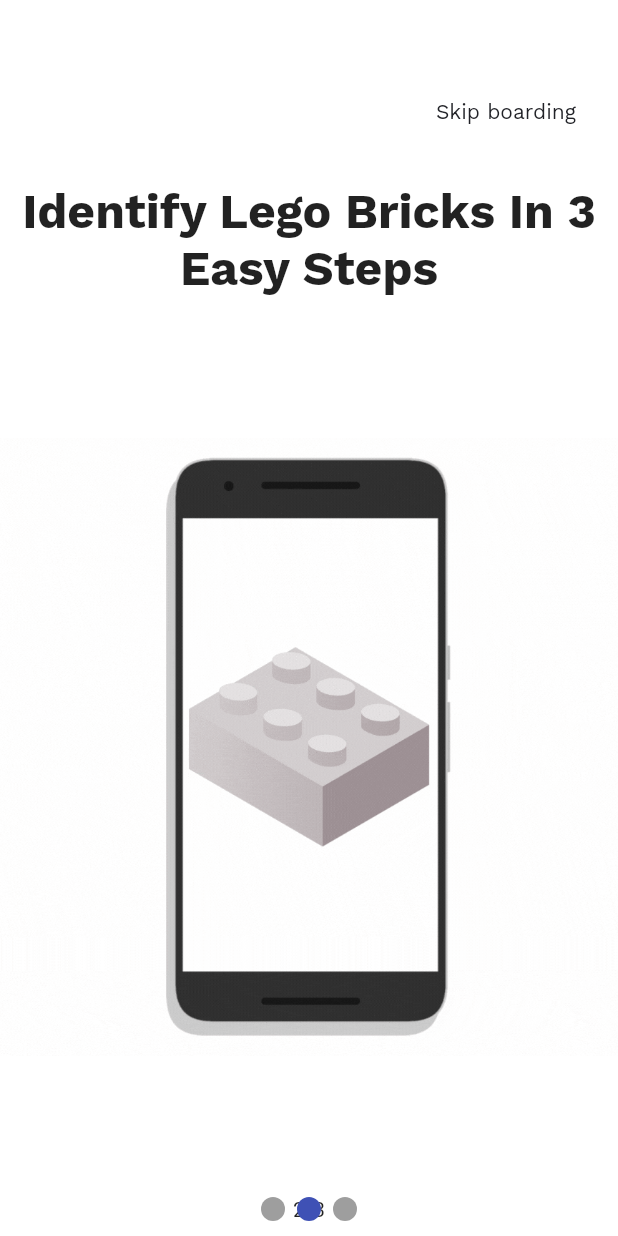
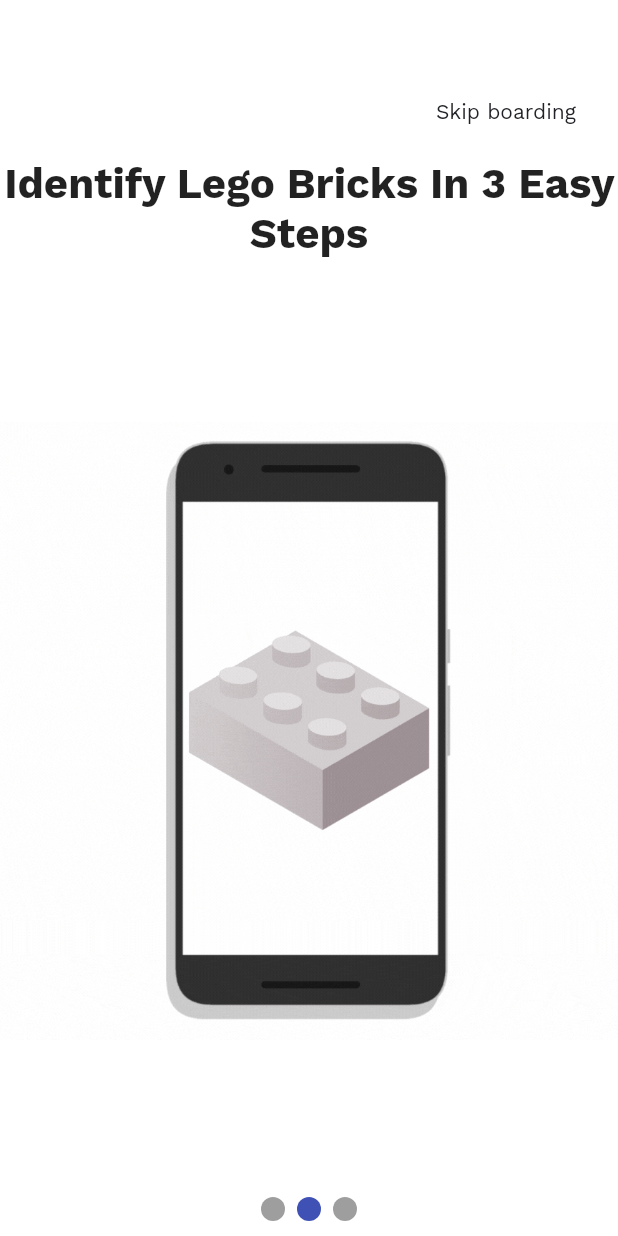
Before and after one commit to maxcelant/Capstone-4901, a Flutter app: the screen it shows after launch, swiped to page 2, on a phone screen of 412 x 824 dp. Run offline on Flutter 3.47's test engine with Material 2 defaults, Android fonts, the light colour scheme and no system bars; drawn by our look-alikes of smooth_page_indicator; our stand-ins replace image_cropper, image_picker; missing offline and left inert: image_pixels, tflite_flutter, tflite_flutter_helper.

Commit message:
changes to onboarding

```diff
--- a/lib/components/on_boarding.dart
+++ b/lib/components/on_boarding.dart
@@ -13,13 +13,16 @@
 
   Widget Snaptip1 = Container(
     child: Row(mainAxisAlignment: MainAxisAlignment.spaceEvenly, children: [
-      Container(
-        margin: EdgeInsets.all(1.0),
-        padding: EdgeInsets.all(1.0),
+      Expanded(
+        //Flexible(
+        child: Container(
+          margin: EdgeInsets.all(2.0),
+          padding: EdgeInsets.all(2.0),
           child: Image.asset(
             'assets/center.png',
             height: 75,
             width: 75,
+          ),
         ),
       ),
       Container(
@@ -30,7 +33,8 @@
           style: TextStyle(color: Colors.black, fontSize: 14),
         ),
       ),
-      Container(
+      Expanded(
+        child: Container(
           margin: EdgeInsets.all(1.0),
           padding: EdgeInsets.all(1.0),
           child: Image.asset(
@@ -39,18 +43,22 @@
             width: 75,
           ),
         ),
+      )
     ]),
   );
 
   Widget Snaptip2 = Container(
     child: Row(mainAxisAlignment: MainAxisAlignment.spaceEvenly, children: [
-      Container(
+      Expanded(
+        //Flexible(
+        child: Container(
           margin: EdgeInsets.all(1.0),
           padding: EdgeInsets.all(1.0),
           child: Image.asset(
             'assets/bright.png',
             height: 75,
             width: 75,
+          ),
         ),
       ),
       Container(
@@ -61,7 +69,9 @@
           style: TextStyle(color: Colors.black, fontSize: 14),
         ),
       ),
-      Container(
+      Expanded(
+        //Flexible(
+        child: Container(
           margin: EdgeInsets.all(1.0),
           padding: EdgeInsets.all(1.0),
           child: Image.asset(
@@ -70,18 +80,22 @@
             width: 75,
           ),
         ),
+      ),
     ]),
   );
 
   Widget Snaptip3 = Container(
     child: Row(mainAxisAlignment: MainAxisAlignment.spaceEvenly, children: [
-      Container(
+      Expanded(
+        //Flexible(
+        child: Container(
           margin: EdgeInsets.all(1.0),
           padding: EdgeInsets.all(1.0),
           child: Image.asset(
             'assets/single.png',
             height: 75,
             width: 75,
+          ),
         ),
       ),
       Container(
@@ -92,7 +106,9 @@
           style: TextStyle(color: Colors.black, fontSize: 14),
         ),
       ),
-      Container(
+      Expanded(
+        //Flexible(
+        child: Container(
           margin: EdgeInsets.all(1.0),
           padding: EdgeInsets.all(1.0),
           child: Image.asset(
@@ -101,18 +117,22 @@
             width: 75,
           ),
         ),
+      ),
     ]),
   );
 
   Widget Snaptip4 = Container(
     child: Row(mainAxisAlignment: MainAxisAlignment.spaceEvenly, children: [
-      Container(
+      Expanded(
+        //Flexible(
+        child: Container(
           margin: EdgeInsets.all(1.0),
           padding: EdgeInsets.all(1.0),
           child: Image.asset(
             'assets/plain.png',
             height: 75,
             width: 75,
+          ),
         ),
       ),
       Container(
@@ -123,7 +143,9 @@
           style: TextStyle(color: Colors.black, fontSize: 14),
         ),
       ),
-      Container(
+      Expanded(
+        //Flexible(
+        child: Container(
           margin: EdgeInsets.all(1.0),
           padding: EdgeInsets.all(1.0),
           child: Image.asset(
@@ -131,19 +153,23 @@
             height: 75,
             width: 75,
           ),
-      )
+        ),
+      ),
     ]),
   );
 
   Widget Snaptip5 = Container(
     child: Row(mainAxisAlignment: MainAxisAlignment.spaceEvenly, children: [
-      Container(
+      Expanded(
+        //Flexible(
+        child: Container(
           margin: EdgeInsets.all(1.0),
           padding: EdgeInsets.all(1.0),
           child: Image.asset(
             'assets/complete.png',
             height: 75,
             width: 75,
+          ),
         ),
       ),
       Container(
@@ -154,7 +180,9 @@
           style: TextStyle(color: Colors.black, fontSize: 14),
         ),
       ),
-      Container(
+      Expanded(
+        //Flexible(
+        child: Container(
           margin: EdgeInsets.all(1.0),
           padding: EdgeInsets.all(1.0),
           child: Image.asset(
@@ -162,7 +190,8 @@
             height: 75,
             width: 75,
           ),
-      )
+        ),
+      ),
     ]),
   );
 
@@ -199,7 +228,7 @@
                     const Padding(
                       padding: EdgeInsets.all(12.0),
                       child: Text(
-                        "Swipe left to read the instructions on how to use the app, or click on the 'Skip boarding' button to access our cool features",
+                        "Swipe left to learn how to use the app. click on the 'Skip boarding' to skip! \n happy learning!",
                         textAlign: TextAlign.center,
                         style: TextStyle(
                           fontFamily: 'WorkSans',
@@ -209,29 +238,31 @@
                   ],
                 ),
               ),
-              Container(
+              Expanded(
+                //Flexible(
+                child: Container(
                   color: Colors.white,
                   child: Column(
                     children: [
                       Text("", style: Theme.of(context).textTheme.displaySmall),
                       Text("", style: Theme.of(context).textTheme.displaySmall),
-                    const Text(""),
+                      // To do : fill up page and fix the alignment issue
                       const Text(
                         "Identify Lego Bricks In 3 Easy Steps",
                         style: TextStyle(
                           fontFamily: 'WorkSans',
-                        fontSize: 32,
+                          fontSize: 28,
                           fontWeight: FontWeight.w700,
                         ),
                         textAlign: TextAlign.center,
                       ),
                       Image.asset(
                         'assets/onboard.gif',
-                      height: 600,
-                      width: 600,
+                        height: 630, // fix position
+                        width: 630,
                       ),
-                    const Text("2/3"),
                     ],
+                  ),
                 ),
               ),
               Container(
```
Also changed, not shown: pubspec.lock. Lines whose indentation alone changed are shown as unchanged.
